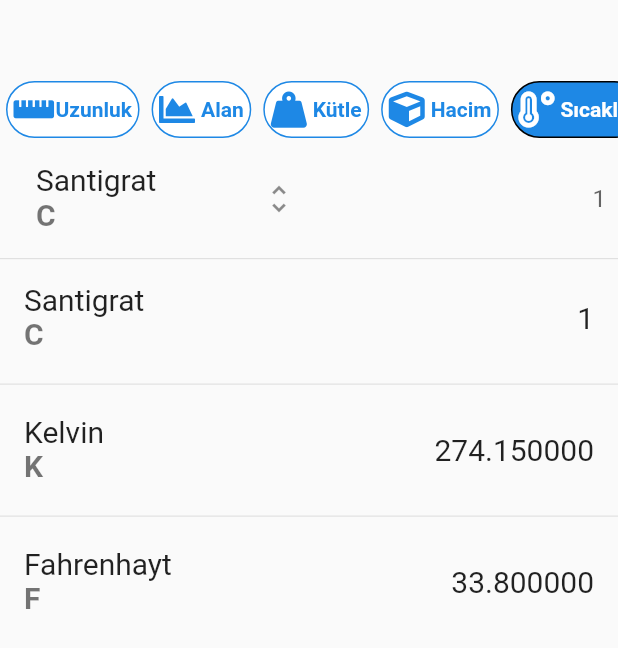
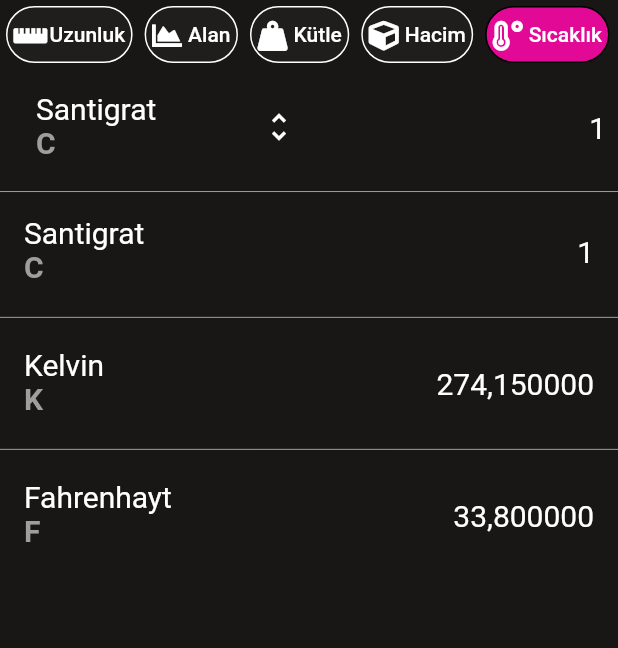
Before and after one commit to muratsirin/flutter-unit-converter, a Flutter app: the screen it shows after launch, item 5 of the bottom bar chosen, on a phone screen of 412 x 824 dp. Shown: the top 648 px of the screen. Run offline on Flutter 3.47's test engine with Material 2 defaults, Android fonts, the phone set to English and light mode, and no system bars; drawn by our look-alikes of auto_size_text, buttons_tabbar; our stand-ins replace font_awesome_flutter, math_expressions.

```diff
--- a/lib/main.dart
+++ b/lib/main.dart
@@ -1,6 +1,7 @@
 import 'package:flutter/material.dart';
 import 'package:provider/provider.dart';
 import 'package:unit_converter/provider/conversion_data.dart';
+import 'package:unit_converter/utils/constants.dart';
 import 'package:unit_converter/view/home_screen.dart';
 
 void main() {
@@ -19,7 +20,7 @@ class UnitConverter extends StatelessWidget {
       child: MaterialApp(
         title: 'Unit Converter',
         theme: ThemeData(
-          primarySwatch: Colors.blue,
+          accentColor: kOperatorTextColor,
         ),
         home: HomeScreen(),
       ),
--- a/lib/provider/conversion_data.dart
+++ b/lib/provider/conversion_data.dart
@@ -35,27 +35,45 @@ class ConversionData extends ConversionButtonData with ConversionList {
 
   List<Tab> unitTopBarList = [
     Tab(
-      icon: Icon(FontAwesomeIcons.rulerHorizontal),
+      icon: Icon(
+        FontAwesomeIcons.rulerHorizontal,
+        size: 20,
+      ),
       text: 'Uzunluk',
     ),
     Tab(
-      icon: Icon(FontAwesomeIcons.chartArea),
+      icon: Icon(
+        FontAwesomeIcons.chartArea,
+        size: 20,
+      ),
       text: 'Alan',
     ),
     Tab(
-      icon: Icon(FontAwesomeIcons.weightHanging),
+      icon: Icon(
+        FontAwesomeIcons.weightHanging,
+        size: 20,
+      ),
       text: 'Kütle',
     ),
     Tab(
-      icon: Icon(FontAwesomeIcons.cube),
+      icon: Icon(
+        FontAwesomeIcons.cube,
+        size: 20,
+      ),
       text: 'Hacim',
     ),
     Tab(
-      icon: Icon(FontAwesomeIcons.temperatureHigh),
+      icon: Icon(
+        FontAwesomeIcons.temperatureHigh,
+        size: 20,
+      ),
       text: 'Sıcaklık',
     ),
     Tab(
-      icon: Icon(FontAwesomeIcons.utensils),
+      icon: Icon(
+        FontAwesomeIcons.utensils,
+        size: 20,
+      ),
       text: 'Pişirme',
     ),
   ];
@@ -156,8 +174,10 @@ class ConversionData extends ConversionButtonData with ConversionList {
               (1 / conversionFactors[unitName]);
           break;
       }
+
       resultValue = inputValue.toStringAsFixed(6);
       resultValue = resultValue.replaceAll(RegExp(r"([.]*000000)(?!.*\d)"), "");
+      resultValue = resultValue.replaceAll('.', ',');
     } catch (e) {}
     return resultValue;
   }
--- a/lib/utils/constants.dart
+++ b/lib/utils/constants.dart
@@ -23,5 +23,13 @@ const List<String> kConversionButtonNames = [
   '+',
 ];
 
+const TextStyle kResultTextStyle = TextStyle(
+  color: Color(0xffffffff),
+  fontSize: 20,
+);
+
 const Color kOperatorColorDark = Color(0xff1F1E1C);
 const Color kOperatorTextColor = Color(0xffe30997);
+const Color kPrimaryColorDark = Color(0xff181715);
+const Color kPrimaryTextColorLight = Color(0xff2F2F2F);
+const Color kEqualButtonColor = Color(0xff5FB700);
--- a/lib/view/backspace_button.dart
+++ b/lib/view/backspace_button.dart
@@ -27,6 +27,9 @@ class BackSpaceButton extends StatelessWidget {
         shape: MaterialStateProperty.all<OutlinedBorder>(
           RoundedRectangleBorder(),
         ),
+        overlayColor: MaterialStateProperty.all<Color>(
+          Colors.grey[800]!,
+        ),
       ),
     );
   }
--- a/lib/view/home_screen.dart
+++ b/lib/view/home_screen.dart
@@ -2,32 +2,30 @@ import 'package:buttons_tabbar/buttons_tabbar.dart';
 import 'package:flutter/material.dart';
 import 'package:provider/provider.dart';
 import 'package:unit_converter/provider/conversion_data.dart';
+import 'package:unit_converter/utils/constants.dart';
 
 class HomeScreen extends StatelessWidget {
   const HomeScreen({Key? key}) : super(key: key);
   @override
   Widget build(BuildContext context) {
-    return Scaffold(
+    return SafeArea(
+      child: Scaffold(
+        backgroundColor: kPrimaryColorDark,
         body: Consumer<ConversionData>(
           builder: (context, conversionData, child) {
             return DefaultTabController(
               length: conversionData.unitTopBarList.length,
               child: Column(
                 children: <Widget>[
-                Padding(
-                  padding: const EdgeInsets.only(top: 50.0),
-                  child: ButtonsTabBar(
-                    backgroundColor: Colors.blue[600],
-                    unselectedBackgroundColor: Colors.white,
-                    labelStyle: TextStyle(
-                        color: Colors.white, fontWeight: FontWeight.bold),
-                    unselectedLabelStyle: TextStyle(
-                        color: Colors.blue[600], fontWeight: FontWeight.bold),
+                  ButtonsTabBar(
+                    backgroundColor: kOperatorTextColor,
+                    unselectedBackgroundColor: kOperatorColorDark,
+                    labelStyle: TextStyle(color: Colors.white),
+                    unselectedLabelStyle: TextStyle(color: Colors.white),
                     borderWidth: 1,
-                    unselectedBorderColor: Colors.blue[600]!,
+                    unselectedBorderColor: Colors.white,
                     radius: 100,
                     tabs: conversionData.unitTopBarList,
-                  ),
                   ),
                   Expanded(
                     child: TabBarView(
@@ -39,6 +37,7 @@ class HomeScreen extends StatelessWidget {
             );
           },
         ),
+      ),
     );
   }
 }
--- a/lib/view/operator_button.dart
+++ b/lib/view/operator_button.dart
@@ -28,6 +28,9 @@ class OperatorButton extends StatelessWidget {
         shape: MaterialStateProperty.all<OutlinedBorder>(
           RoundedRectangleBorder(),
         ),
+        overlayColor: MaterialStateProperty.all<Color>(
+          Colors.grey[800]!,
+        ),
       ),
     );
   }
--- a/lib/view/unit_list.dart
+++ b/lib/view/unit_list.dart
@@ -1,6 +1,8 @@
+import 'package:auto_size_text/auto_size_text.dart';
 import 'package:flutter/material.dart';
 import 'package:unit_converter/model/conversion.dart';
 import 'package:unit_converter/provider/conversion_data.dart';
+import 'package:unit_converter/utils/constants.dart';
 
 class UnitList extends StatelessWidget {
   final List<Conversion> conversion;
@@ -21,28 +23,29 @@ class UnitList extends StatelessWidget {
         return ListTile(
           title: Text(
             conversionItem.unitName,
-            style: TextStyle(fontSize: 20),
+            style: kResultTextStyle,
           ),
           subtitle: Text(
             conversionItem.unitAbbreviation,
             style: TextStyle(
               fontWeight: FontWeight.bold,
               fontSize: 20,
+              color: Colors.grey,
             ),
           ),
-          trailing: Text(
+          trailing: AutoSizeText(
             conversionData.result(
               unitName: conversionItem.unitName,
               selectedItem: selectedItem,
             ),
-            style: TextStyle(
-              fontSize: 20,
-            ),
+            style: kResultTextStyle,
           ),
         );
       },
       separatorBuilder: (context, index) {
-        return Divider();
+        return Divider(
+          color: Colors.grey,
+        );
       },
       itemCount: conversion.length,
     );
--- a/lib/view/unit_screen.dart
+++ b/lib/view/unit_screen.dart
@@ -2,6 +2,7 @@ import 'package:flutter/material.dart';
 import 'package:provider/provider.dart';
 import 'package:unit_converter/model/conversion.dart';
 import 'package:unit_converter/provider/conversion_data.dart';
+import 'package:unit_converter/utils/constants.dart';
 import 'package:unit_converter/view/numpad.dart';
 import 'package:unit_converter/view/show_bottom_unit_list.dart';
 import 'package:unit_converter/view/unit_list.dart';
@@ -41,6 +42,7 @@ class UnitScreen extends StatelessWidget {
                               selectedItem,
                               style: TextStyle(
                                 fontSize: 20,
+                                color: Colors.white,
                               ),
                             ),
                             subtitle: Text(
@@ -48,18 +50,25 @@ class UnitScreen extends StatelessWidget {
                               style: TextStyle(
                                 fontSize: 20,
                                 fontWeight: FontWeight.bold,
+                                color: Colors.grey,
                               ),
                             ),
-                            trailing: Icon(Icons.unfold_more),
+                            trailing: Icon(
+                              Icons.unfold_more,
+                              color: Colors.white,
+                            ),
                             onTap: () {
                               showModalBottomSheet(
                                 context: context,
                                 isScrollControlled: true,
                                 builder: (context) {
-                                  return ShowBottomUnitList(
+                                  return SizedBox(
+                                    height: constraints.maxHeight,
+                                    child: ShowBottomUnitList(
                                       conversion: conversion,
                                       conversionData: conversionData,
                                       selectedItem: selectedItem,
+                                    ),
                                   );
                                 },
                               );
@@ -67,7 +76,6 @@ class UnitScreen extends StatelessWidget {
                           ),
                         ),
                         Expanded(
-                          child: Container(
                           child: TextField(
                             controller: conversionData.controller,
                             keyboardType: TextInputType.multiline,
@@ -76,6 +84,8 @@ class UnitScreen extends StatelessWidget {
                             showCursor: true,
                             readOnly: true,
                             textAlign: TextAlign.right,
+                            cursorColor: Colors.white,
+                            style: kResultTextStyle,
                             onTap: () {
                               showModalBottomSheet(
                                 context: context,
@@ -91,7 +101,7 @@ class UnitScreen extends StatelessWidget {
                               border: InputBorder.none,
                               counterText: '',
                               hintText: '1',
-                              ),
+                              hintStyle: kResultTextStyle,
                             ),
                           ),
                         ),
@@ -101,7 +111,9 @@ class UnitScreen extends StatelessWidget {
                 ),
                 SizedBox(
                   height: constraints.maxHeight * 0.01,
-                  child: Divider(),
+                  child: Divider(
+                    color: Colors.grey,
+                  ),
                 ),
                 SizedBox(
                   height: constraints.maxHeight * 0.89,
```
Also changed, not shown: lib/view/button.dart (+15 -1 lines), lib/view/numpad.dart (+6 -2 lines), lib/view/show_bottom_unit_list.dart (+9 -4 lines). Lines whose indentation alone changed are shown as unchanged.
